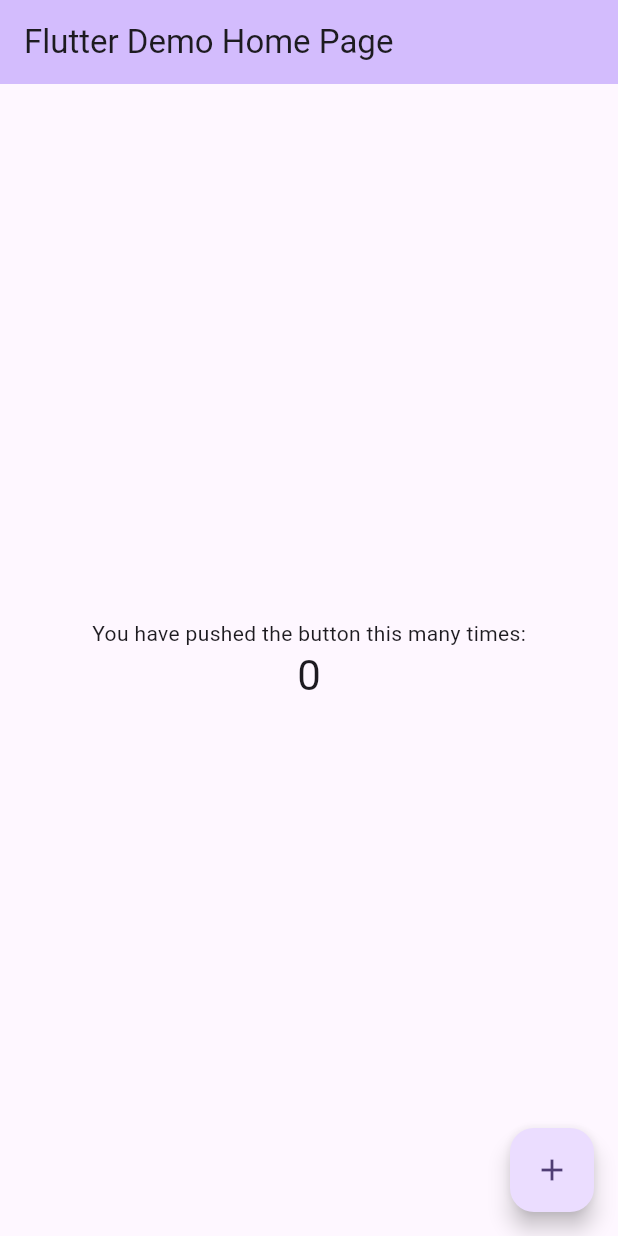
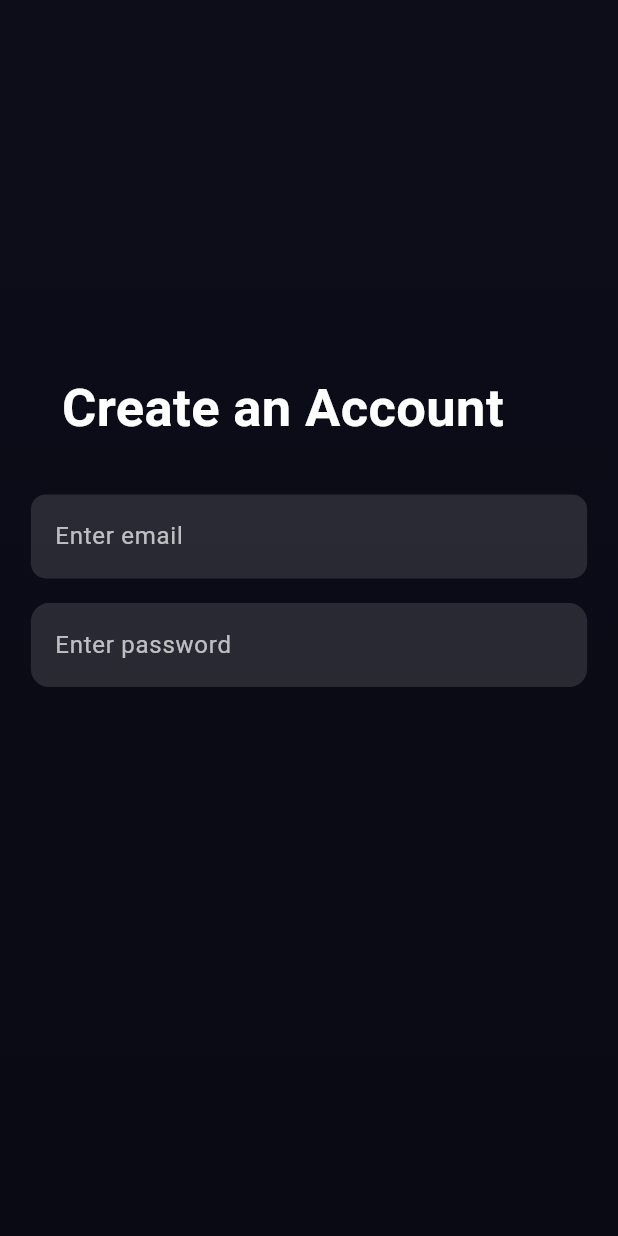
Before and after one commit to duckola/KiiMo-o, a Flutter app: the screen it shows after launch, on a phone screen of 412 x 824 dp. Run offline on Flutter 3.47's test engine with Material 3 defaults, Android fonts, the phone set to English and light mode, and no system bars; Roboto replaces fonts that are missing (Arial).

Commit message:
signup-incomplete

```diff
--- a/kiimoo/lib/main.dart
+++ b/kiimoo/lib/main.dart
@@ -1,122 +1,23 @@
 import 'package:flutter/material.dart';
+import 'screens/signup.dart';
 
 void main() {
-  runApp(const MyApp());
+  runApp(const KiiMoo());
 }
 
-class MyApp extends StatelessWidget {
-  const MyApp({super.key});
+class KiiMoo extends StatelessWidget {
+  const KiiMoo({super.key});
 
-  // This widget is the root of your application.
   @override
   Widget build(BuildContext context) {
     return MaterialApp(
-      title: 'Flutter Demo',
+      title: 'KiiMo-o',
       theme: ThemeData(
-        // This is the theme of your application.
-        //
-        // TRY THIS: Try running your application with "flutter run". You'll see
-        // the application has a purple toolbar. Then, without quitting the app,
-        // try changing the seedColor in the colorScheme below to Colors.green
-        // and then invoke "hot reload" (save your changes or press the "hot
-        // reload" button in a Flutter-supported IDE, or press "r" if you used
-        // the command line to start the app).
-        //
-        // Notice that the counter didn't reset back to zero; the application
-        // state is not lost during the reload. To reset the state, use hot
-        // restart instead.
-        // TEST
-        // This works for code too, not just values: Most code changes can be
-        // tested with just a hot reload.
-        colorScheme: .fromSeed(seedColor: Colors.deepPurple),
+        primarySwatch: Colors.green,
+        fontFamily: 'Arial',
       ),
-      home: const MyHomePage(title: 'Flutter Demo Home Page'),
+      home: const Signup(),
+      debugShowCheckedModeBanner: false,
     );
   }
 }
-
-class MyHomePage extends StatefulWidget {
-  const MyHomePage({super.key, required this.title});
-
-  // This widget is the home page of your application. It is stateful, meaning
-  // that it has a State object (defined below) that contains fields that affect
-  // how it looks.
-
-  // This class is the configuration for the state. It holds the values (in this
-  // case the title) provided by the parent (in this case the App widget) and
-  // used by the build method of the State. Fields in a Widget subclass are
-  // always marked "final".
-
-  final String title;
-
-  @override
-  State<MyHomePage> createState() => _MyHomePageState();
-}
-
-class _MyHomePageState extends State<MyHomePage> {
-  int _counter = 0;
-
-  void _incrementCounter() {
-    setState(() {
-      // This call to setState tells the Flutter framework that something has
-      // changed in this State, which causes it to rerun the build method below
-      // so that the display can reflect the updated values. If we changed
-      // _counter without calling setState(), then the build method would not be
-      // called again, and so nothing would appear to happen.
-      _counter++;
-    });
-  }
-
-  @override
-  Widget build(BuildContext context) {
-    // This method is rerun every time setState is called, for instance as done
-    // by the _incrementCounter method above.
-    //
-    // The Flutter framework has been optimized to make rerunning build methods
-    // fast, so that you can just rebuild anything that needs updating rather
-    // than having to individually change instances of widgets.
-    return Scaffold(
-      appBar: AppBar(
-        // TRY THIS: Try changing the color here to a specific color (to
-        // Colors.amber, perhaps?) and trigger a hot reload to see the AppBar
-        // change color while the other colors stay the same.
-        backgroundColor: Theme.of(context).colorScheme.inversePrimary,
-        // Here we take the value from the MyHomePage object that was created by
-        // the App.build method, and use it to set our appbar title.
-        title: Text(widget.title),
-      ),
-      body: Center(
-        // Center is a layout widget. It takes a single child and positions it
-        // in the middle of the parent.
-        child: Column(
-          // Column is also a layout widget. It takes a list of children and
-          // arranges them vertically. By default, it sizes itself to fit its
-          // children horizontally, and tries to be as tall as its parent.
-          //
-          // Column has various properties to control how it sizes itself and
-          // how it positions its children. Here we use mainAxisAlignment to
-          // center the children vertically; the main axis here is the vertical
-          // axis because Columns are vertical (the cross axis would be
-          // horizontal).
-          //
-          // TRY THIS: Invoke "debug painting" (choose the "Toggle Debug Paint"
-          // action in the IDE, or press "p" in the console), to see the
-          // wireframe for each widget.
-          mainAxisAlignment: .center,
-          children: [
-            const Text('You have pushed the button this many times:'),
-            Text(
-              '$_counter',
-              style: Theme.of(context).textTheme.headlineMedium,
-            ),
-          ],
-        ),
-      ),
-      floatingActionButton: FloatingActionButton(
-        onPressed: _incrementCounter,
-        tooltip: 'Increment',
-        child: const Icon(Icons.add),
-      ),
-    );
-  }
-}
--- a/kiimoo/lib/screens/signup.dart
+++ b/kiimoo/lib/screens/signup.dart
@@ -0,0 +1,90 @@
+import 'package:flutter/material.dart';
+
+
+class Signup extends StatelessWidget {
+  const Signup({super.key});
+
+    @override
+  Widget build(BuildContext context) {
+    return Scaffold(
+      body: Stack(
+        children: [
+          Container(
+            decoration: const BoxDecoration(
+              gradient: LinearGradient(
+                begin: Alignment.topCenter,
+                end: Alignment.bottomCenter,
+                colors: [
+                  Color(0xFF0D0D1A),
+                  Color(0xFF0A0A14),
+                ],
+              ),
+            ),
+          ),
+
+        Padding(
+          padding: EdgeInsets.only(
+              top: MediaQuery.of(context).size.height * 0.3,
+              left: MediaQuery.of(context).size.width * 0.1,
+              ),
+          child: Text(
+            "Create an Account",
+            style: TextStyle(
+              color: Colors.white,
+              fontSize: 35,
+              fontWeight: FontWeight.bold
+            ),
+          ),
+        ),
+//textboxes
+        Padding(
+          padding: EdgeInsets.only(
+            top: MediaQuery.of(context).size.height * 0.4,
+            left: MediaQuery.of(context).size.width * 0.05,
+            right: MediaQuery.of(context).size.width * 0.05,
+          ),
+        child: Column(
+          children: [
+            // Email TextField
+            TextField(
+              keyboardType: TextInputType.emailAddress,
+              decoration: InputDecoration(
+                hintText: "Enter email", // placeholder text
+                hintStyle: TextStyle(color: Colors.white70),
+                filled: true,
+                fillColor: Colors.white12,
+                border: OutlineInputBorder(
+                  borderRadius: BorderRadius.circular(10),
+                  borderSide: BorderSide.none,
+                ),
+              ),
+              style: TextStyle(color: Colors.white),
+            ),
+
+            SizedBox(height: MediaQuery.of(context).size.height * 0.02), // spacing
+
+            // Password TextField
+            TextField(
+              obscureText: true,
+              decoration: InputDecoration(
+                hintText: "Enter password", // placeholder text
+                hintStyle: TextStyle(color: Colors.white70),
+                filled: true,
+                fillColor: Colors.white12,
+                border: OutlineInputBorder(
+                  borderRadius: BorderRadius.circular(12),
+                  borderSide: BorderSide.none,
+                ),
+              ),
+              style: TextStyle(color: Colors.white),
+            ),
+          ],
+        ),
+      ),
+
+
+        ],
+      ),
+    );
+  } // Widget
+} // Signup
--- a/kiimoo/pubspec.yaml
+++ b/kiimoo/pubspec.yaml
@@ -30,6 +30,7 @@ environment:
 dependencies:
   flutter:
     sdk: flutter
+  video_player: ^2.6.1
 
   # The following adds the Cupertino Icons font to your application.
   # Use with the CupertinoIcons class for iOS style icons.
```
Also changed, not shown: kiimoo/pubspec.lock, 2 other files.
